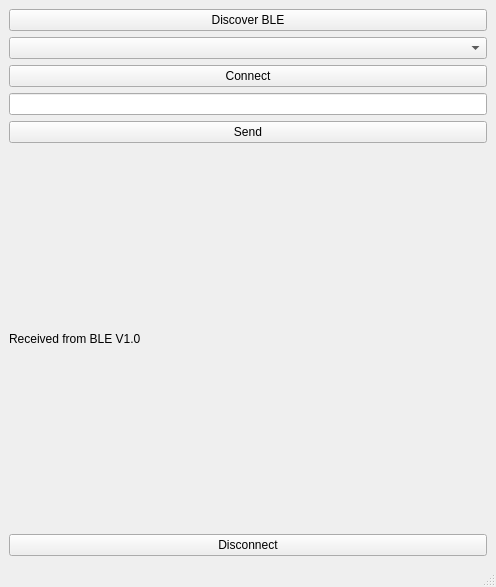
The window that BLE_nus_test_class/BLE_nus_test/mainwindow.ui (saul-rodriguez/Qt) describes before a commit, drawn with Qt 5.
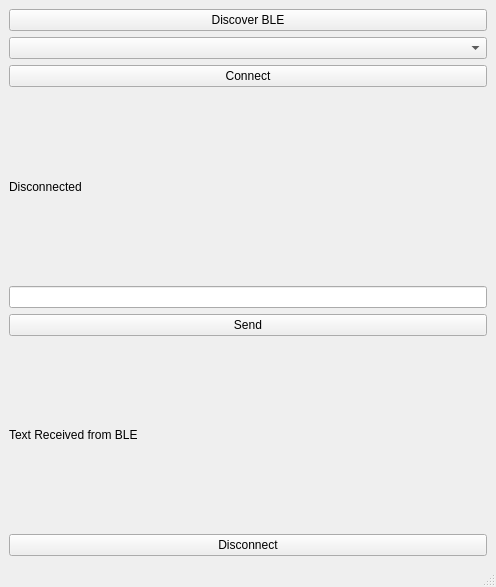
The same window after the commit.

Commit message: added status to BLE test class

Patch:
```diff
--- a/BLE_nus_test_class/BLE_nus_test/mainwindow.ui
+++ b/BLE_nus_test_class/BLE_nus_test/mainwindow.ui
@@ -34,6 +34,13 @@
         </property>
        </widget>
       </item>
+      <item>
+       <widget class="QLabel" name="labelStatus">
+        <property name="text">
+         <string>Disconnected</string>
+        </property>
+       </widget>
+      </item>
       <item>
        <widget class="QLineEdit" name="lineEditMessage"/>
       </item>
@@ -47,7 +54,7 @@
       <item>
        <widget class="QLabel" name="labelReceived">
         <property name="text">
-         <string>Received from BLE V1.0</string>
+         <string>Text Received from BLE</string>
         </property>
        </widget>
       </item>
```
The commit also changes 532 other files.
